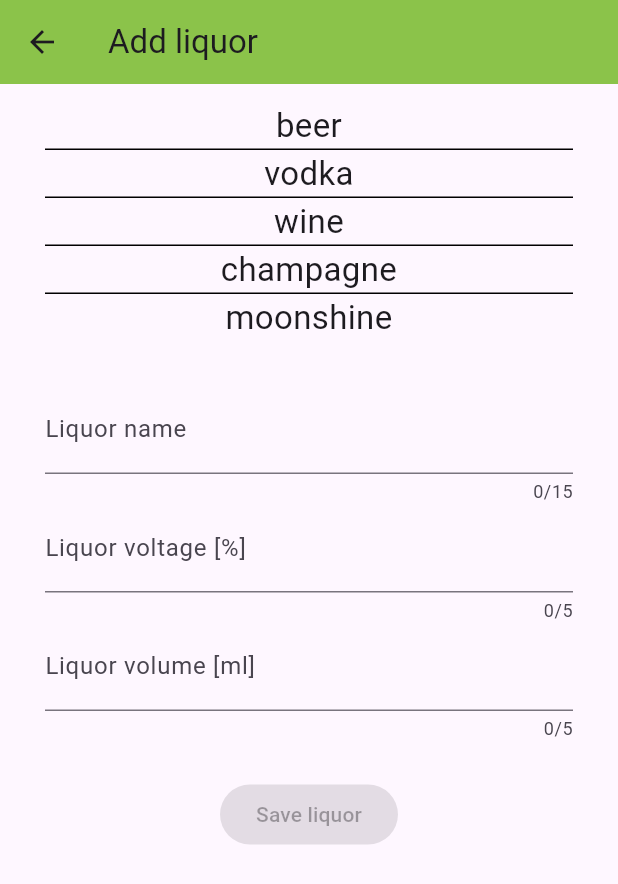
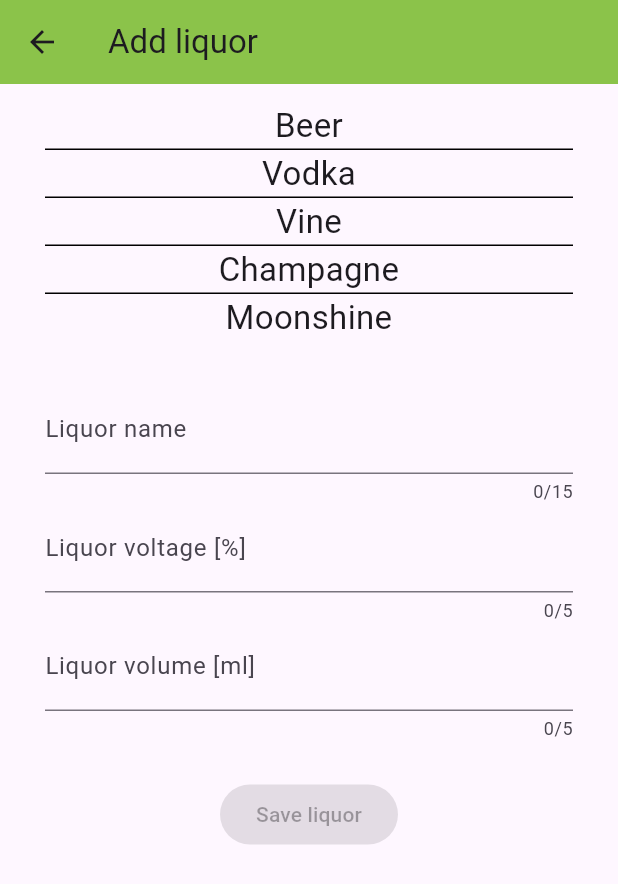
Before and after one commit to gawlas149/Alkomat, a Flutter app: the AddLiquorPage screen opened by its route, on a phone screen of 412 x 824 dp. Shown: the top 884 px of the screen. Run offline on Flutter 3.47's test engine with Material 3 defaults, Android fonts, the phone set to English and light mode, and no system bars; our stand-ins replace get, shared_preferences; accounts and stored records are empty.

Commit message:
Update translations.dart

```diff
--- a/lib/internatiolization/translations.dart
+++ b/lib/internatiolization/translations.dart
@@ -31,6 +31,36 @@ class ApplicationTranslations extends Translations {
     'liquor_save': 'Save liquor',
     'edit_liquor': 'Edit liquor',
     'liquor_delete': 'Delete liquor',
+    'sort': 'Sort',
+    'sort_az': 'From A to Z',
+    'sort_za': 'From Z to A',
+    'sort_ml+': 'Increasing ml',
+    'sort_ml-': 'Decreasing ml',
+    'sort_perc+': 'Increasing %',
+    'sort_perc-': 'Decreasing %',
+    'okey': 'Okey',
+    'reaction': 'Reaction to per mille',
+    'drunk1': 'You are completely sober',
+    'drunk2':
+        'You are sober enough to drive a car in Poland\nYou may feel a slight change in mood',
+    'drunk3':
+        'Your eye-hand coordination is impaired\nYou start to lose your balance\nYou may experience euphoria\nDo not drive any vehicle!',
+    'drunk4':
+        'Your motor skills are impaired\You are hyperactive and talkative\Your self-control is reduced\nYou incorrectly assess your capabilities',
+    'drunk5':
+        'You are experiencing balance problems\nYour intellectual performance is declining\nYour reaction time is delayed\nYou are irritable\nYou have high blood pressure',
+    'drunk6':
+        'Your speech sounds like gibberish\You fall over\You feel increased drowsiness\You cannot control your own behavior',
+    'drunk7':
+        'Your blood pressure drops\Your body temperature drops\You lose your physiological reflexes',
+    'drunk8': 'You are in a coma or already dead',
+    'drunk9': "You're dead\nThe party was definitely worth it",
+    'cancel': 'Cancel',
+    'beer': 'Beer',
+    'vodka': 'Vodka',
+    'wine': 'Vine',
+    'champagne': 'Champagne',
+    'moonshine': 'Moonshine',
   };
 
   final Map<String, String> _plPL = <String, String>{
@@ -59,5 +89,35 @@ class ApplicationTranslations extends Translations {
     'liquor_save': 'Zapisz trunek',
     'edit_liquor': 'Edytuj trunek',
     'liquor_delete': 'Usuń trunek',
+    'sort': 'Sortuj',
+    'sort_az': 'Od A do Z',
+    'sort_za': 'Od Z do A',
+    'sort_ml+': 'Rosnące ml',
+    'sort_ml-': 'Malejące ml',
+    'sort_perc+': 'Rosnący %',
+    'sort_perc-': 'Malejący %',
+    'okey': 'Okej',
+    'reaction': 'Reakcja na promile',
+    'drunk1': 'Jesteś kompletnie trzeźwy',
+    'drunk2':
+        'Jesteś na tyle trzeźwy by móc w Polsce prowadzić samochód\nMożesz czuć niewielką zmianę nastroju',
+    'drunk3':
+        'Twoja koordynacja wzrokowo-ruchowa jest zaburzona\nRozpoczyna się tracenie równowagi\nMożesz przeżywać euforię\nNie prowadź żadnego pojazdu!',
+    'drunk4':
+        'Twoja sprawność ruchowa jest zaburzona\nJesteś nadpobudliwy i gadatliwy\nTwoja samokontrola jest obniżona\nBłędnie oceniasz swoje możliwości',
+    'drunk5':
+        'Przeżywasz zaburzenia równowagi\nSpada Twoja sprawność intelektualna\nTwój czas reakcji jest opóźniony\nJesteś drażliwy\nMasz wysokie ciśnienie krwi',
+    'drunk6':
+        'Twoja mowa przypomina bełkot\nPrzerwacasz się\nCzujesz wzmożoną senność\nNie kontrolujesz własnych zachowań',
+    'drunk7':
+        'Spada Twoje ciśnienie krwi\nSpada Twoja temperatura ciała\nTracisz odruchy fizjologiczne',
+    'drunk8': 'Jesteś w śpiączce lub już nie żyjesz',
+    'drunk9': 'Nie żyjesz\nImpreza na pewno była tego warta',
+    'cancel': 'Anuluj',
+    'beer': 'Piwo',
+    'vodka': 'Wódka',
+    'wine': 'Wino',
+    'champagne': 'Szampan',
+    'moonshine': 'Bimber dziadka',
   };
 }
```
